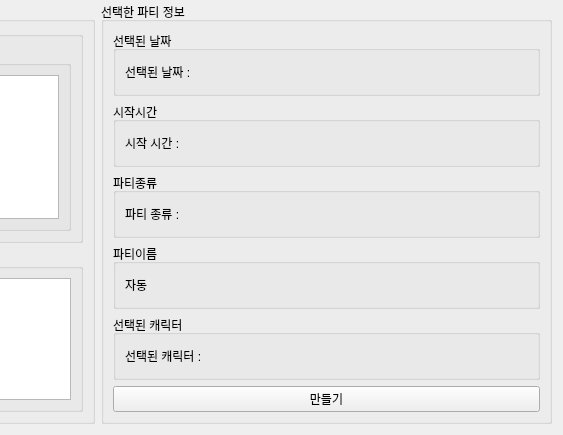
First picture: the form in ui/make_party.ui, repository katimere15/loark_toypjt, before the edit; both pictures show x 496 to 1059 and y 219 to 654 of the 1059 by 654 pixel window.
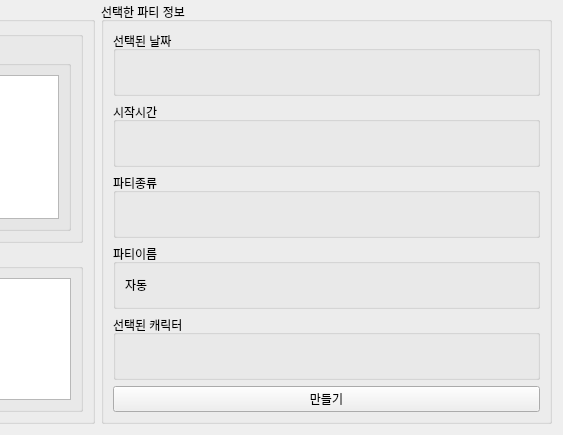
Second picture: the form after the edit.

Diff of the .ui file:
```diff
--- a/ui/make_party.ui
+++ b/ui/make_party.ui
@@ -233,7 +233,7 @@
            <item>
             <widget class="QLabel" name="view_date">
              <property name="text">
-              <string>선택된 날짜 : </string>
+              <string/>
              </property>
             </widget>
            </item>
@@ -249,7 +249,7 @@
            <item>
             <widget class="QLabel" name="view_time">
              <property name="text">
-              <string>시작 시간 : </string>
+              <string/>
              </property>
             </widget>
            </item>
@@ -265,7 +265,7 @@
            <item>
             <widget class="QLabel" name="view_raid">
              <property name="text">
-              <string>파티 종류 : </string>
+              <string/>
              </property>
             </widget>
            </item>
@@ -297,7 +297,7 @@
            <item>
             <widget class="QLabel" name="view_char">
              <property name="text">
-              <string>선택된 캐릭터 : </string>
+              <string/>
              </property>
             </widget>
            </item>
```
